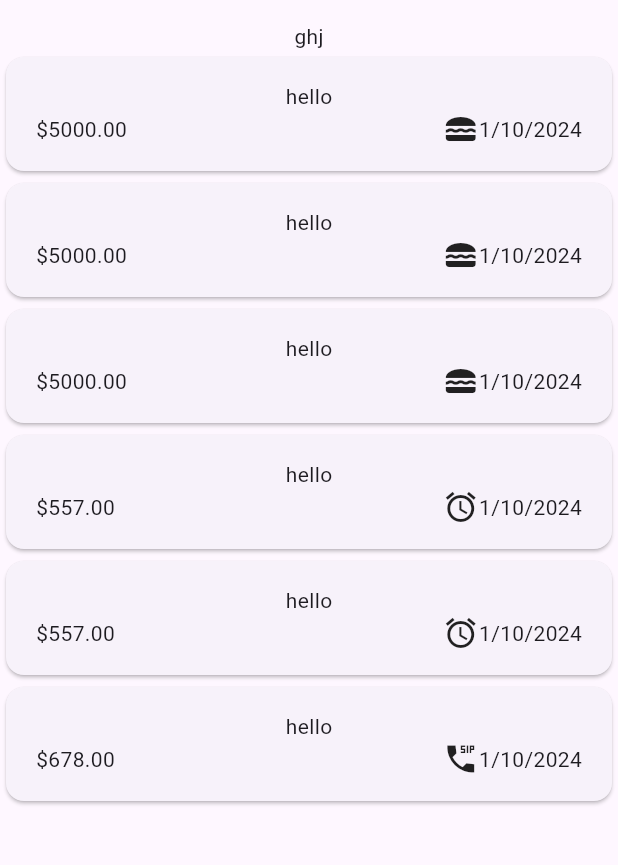
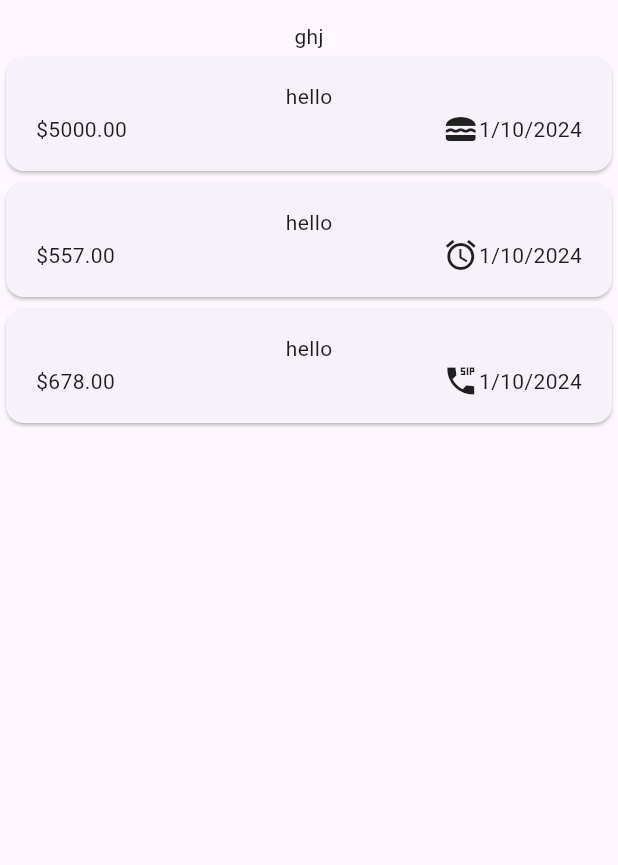
Before and after one commit to Harshu8049/Expense_Tracker, a Flutter app: the screen it shows after launch, on a phone screen of 412 x 824 dp, the part 63-928 px from its top. Run offline on Flutter 3.47's test engine with Material 3 defaults, Android fonts, the phone set to English and light mode, and no system bars.

Commit message:
delete etxra

```diff
--- a/lib/widgets/expenses.dart
+++ b/lib/widgets/expenses.dart
@@ -5,7 +5,6 @@ import 'package:flutter/material.dart';
 
 class Expenses extends StatefulWidget {
   const Expenses({super.key});
-
   @override
   State<StatefulWidget> createState() {
     return _ExpenseState();
@@ -19,21 +18,6 @@ class _ExpenseState extends State<Expenses> {
         amount: 5000,
         date: DateTime.now(),
         category: Category.food),
-    Expense(
-        title: 'hello',
-        amount: 5000,
-        date: DateTime.now(),
-        category: Category.food),
-    Expense(
-        title: 'hello',
-        amount: 5000,
-        date: DateTime.now(),
-        category: Category.food),
-    Expense(
-        title: 'hello',
-        amount: 557,
-        date: DateTime.now(),
-        category: Category.grocery),
     Expense(
         title: 'hello',
         amount: 557,
@@ -65,6 +49,7 @@ class _ExpenseState extends State<Expenses> {
     setState(() {
       _registerdeExpenses.remove(expense);
     });
+    ScaffoldMessenger.of(context).removeCurrentSnackBar();
     ScaffoldMessenger.of(context).showSnackBar(SnackBar(
       duration: const Duration(seconds: 3),
       content: const Text('Expense deleted.'),
--- a/lib/widgets/new_expense.dart
+++ b/lib/widgets/new_expense.dart
@@ -42,7 +42,8 @@ class _NewExpenseState extends State<NewExpense> {
 
   void _submitExpenseData() {
     final enteredAmount = double.tryParse(_amountController
-        .text); // tryParse('Hello') => null. tryParse(1.12) => 1.2
+        .text);
+        // tryParse('Hello') => null. tryParse(1.12) => 1.2
     final enteredTitle = _titleController.text.trim();
     final amountIsInvlaid = enteredAmount == null ||
         enteredAmount <=
```
